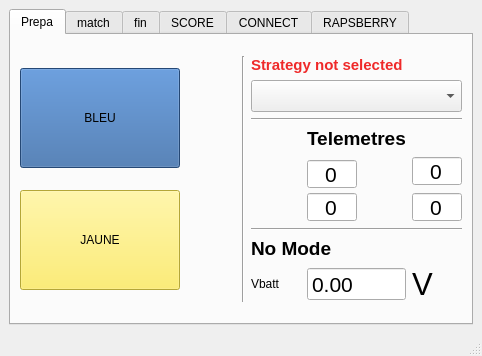
This is PluginModules/Ecran/ihm_Ecran.ui in CRLG/LABOTBOX as Qt 5 draws it before an edit. The edited form follows.
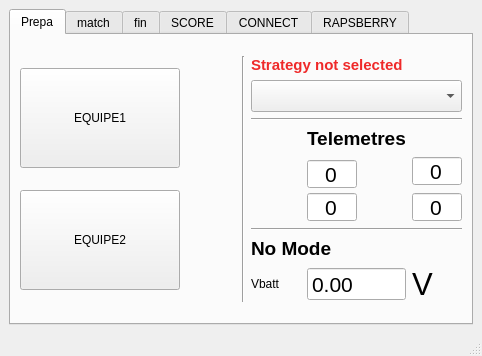
This is the edited form. Custom widgets are drawn as their Qt base class.

Commit message: #75 [Ecran] Configuration possible de la couleur des boutons + texte

```diff
--- a/PluginModules/Ecran/ihm_Ecran.ui
+++ b/PluginModules/Ecran/ihm_Ecran.ui
@@ -51,102 +51,8 @@
               <height>110</height>
              </size>
             </property>
-            <property name="palette">
-             <palette>
-              <active>
-               <colorrole role="Button">
-                <brush brushstyle="SolidPattern">
-                 <color alpha="255">
-                  <red>52</red>
-                  <green>101</green>
-                  <blue>164</blue>
-                 </color>
-                </brush>
-               </colorrole>
-               <colorrole role="Base">
-                <brush brushstyle="SolidPattern">
-                 <color alpha="255">
-                  <red>52</red>
-                  <green>101</green>
-                  <blue>164</blue>
-                 </color>
-                </brush>
-               </colorrole>
-               <colorrole role="Window">
-                <brush brushstyle="SolidPattern">
-                 <color alpha="255">
-                  <red>52</red>
-                  <green>101</green>
-                  <blue>164</blue>
-                 </color>
-                </brush>
-               </colorrole>
-              </active>
-              <inactive>
-               <colorrole role="Button">
-                <brush brushstyle="SolidPattern">
-                 <color alpha="255">
-                  <red>52</red>
-                  <green>101</green>
-                  <blue>164</blue>
-                 </color>
-                </brush>
-               </colorrole>
-               <colorrole role="Base">
-                <brush brushstyle="SolidPattern">
-                 <color alpha="255">
-                  <red>52</red>
-                  <green>101</green>
-                  <blue>164</blue>
-                 </color>
-                </brush>
-               </colorrole>
-               <colorrole role="Window">
-                <brush brushstyle="SolidPattern">
-                 <color alpha="255">
-                  <red>52</red>
-                  <green>101</green>
-                  <blue>164</blue>
-                 </color>
-                </brush>
-               </colorrole>
-              </inactive>
-              <disabled>
-               <colorrole role="Button">
-                <brush brushstyle="SolidPattern">
-                 <color alpha="255">
-                  <red>52</red>
-                  <green>101</green>
-                  <blue>164</blue>
-                 </color>
-                </brush>
-               </colorrole>
-               <colorrole role="Base">
-                <brush brushstyle="SolidPattern">
-                 <color alpha="255">
-                  <red>52</red>
-                  <green>101</green>
-                  <blue>164</blue>
-                 </color>
-                </brush>
-               </colorrole>
-               <colorrole role="Window">
-                <brush brushstyle="SolidPattern">
-                 <color alpha="255">
-                  <red>52</red>
-                  <green>101</green>
-                  <blue>164</blue>
-                 </color>
-                </brush>
-               </colorrole>
-              </disabled>
-             </palette>
-            </property>
-            <property name="styleSheet">
-             <string notr="true">background-color: rgb(52, 101, 164);</string>
-            </property>
             <property name="text">
-             <string>BLEU</string>
+             <string>EQUIPE1</string>
             </property>
             <property name="flat">
              <bool>false</bool>
@@ -192,11 +98,8 @@
               <height>110</height>
              </size>
             </property>
-            <property name="styleSheet">
-             <string notr="true">background-color: rgb(252, 233, 79);</string>
-            </property>
             <property name="text">
-             <string>JAUNE</string>
+             <string>EQUIPE2</string>
             </property>
             <property name="flat">
              <bool>false</bool>
```
Left out of the diff: 42 changed lines with no effect on the pictures. The commit also changes 2 other files.
